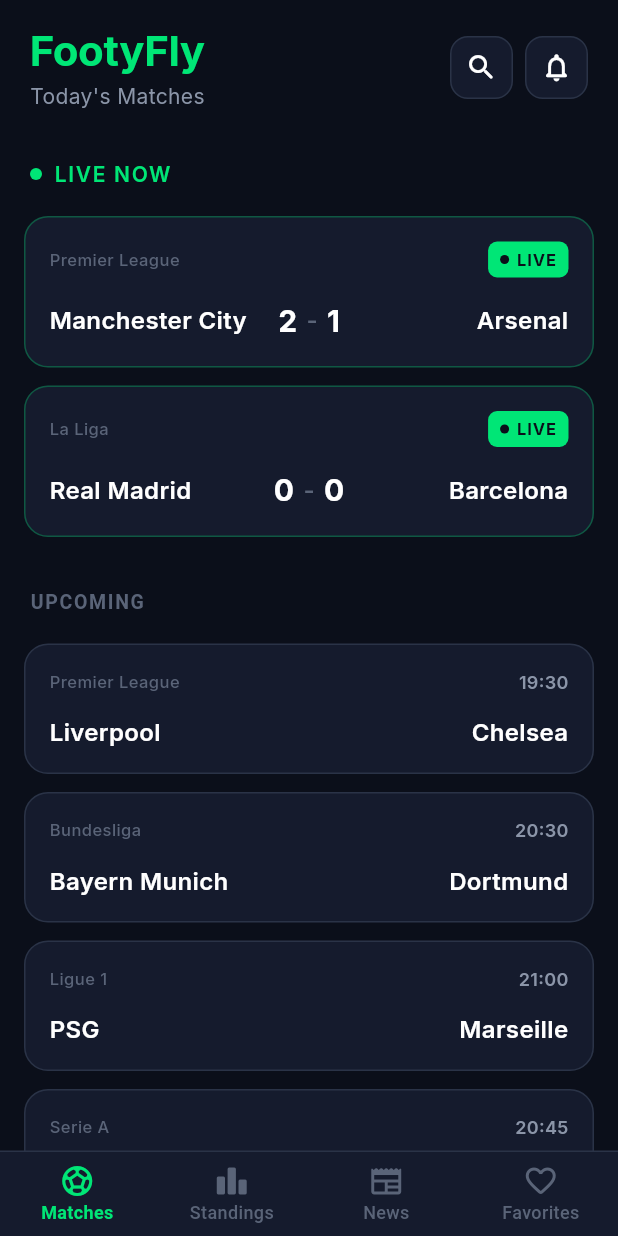
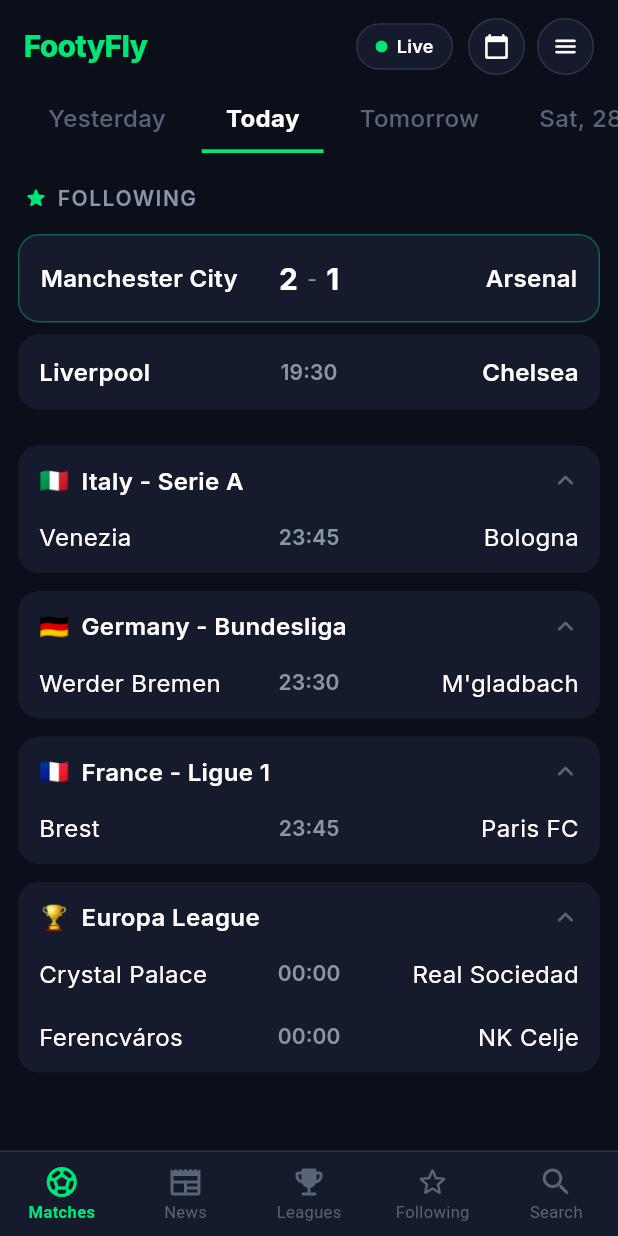
Before and after one commit to fly7x/footyfly, a Flutter app: the screen it shows after launch, on a phone screen of 412 x 824 dp. Run offline on Flutter 3.47's test engine with Material 3 defaults, Android fonts, the phone set to English and light mode, and no system bars; our stand-ins replace flutter_riverpod, gap, google_fonts.

Commit message:
Redesign Home screen to FotMob-style layout with Following section, date tabs and league groups

```diff
--- a/lib/features/home/presentation/home_screen.dart
+++ b/lib/features/home/presentation/home_screen.dart
@@ -2,63 +2,122 @@ import 'package:flutter/material.dart';
 import 'package:gap/gap.dart';
 import '../../../core/theme/app_colors.dart';
 import '../../../core/theme/app_text_styles.dart';
-import '../../../shared/widgets/match_card.dart';
 
-class HomeScreen extends StatelessWidget {
+class HomeScreen extends StatefulWidget {
   const HomeScreen({super.key});
+
+  @override
+  State<HomeScreen> createState() => _HomeScreenState();
+}
+
+class _HomeScreenState extends State<HomeScreen> {
+  int selectedDateIndex = 1; // Today
+
+  final List<String> dates = ['Yesterday', 'Today', 'Tomorrow', 'Sat, 28 Nov'];
 
   @override
   Widget build(BuildContext context) {
     return Scaffold(
       backgroundColor: AppColors.background,
       body: SafeArea(
-        child: CustomScrollView(
-          slivers: [
-            // App Bar
-            SliverToBoxAdapter(
-              child: Padding(
-                padding: const EdgeInsets.fromLTRB(20, 16, 20, 8),
-                child: Row(
-                  mainAxisAlignment: MainAxisAlignment.spaceBetween,
+        child: Column(
           children: [
-                    Column(
-                      crossAxisAlignment: CrossAxisAlignment.start,
+            // Top App Bar
+            _buildAppBar(),
+
+            // Date Tabs
+            _buildDateTabs(),
+
+            // Main content
+            Expanded(
+              child: ListView(
+                padding: const EdgeInsets.only(bottom: 20),
                 children: [
-                        Text(
-                          'FootyFly',
-                          style: AppTextStyles.displayMedium.copyWith(
-                            color: AppColors.primary,
+                  // FOLLOWING SECTION (teams you follow appear first)
+                  _buildSectionHeader('FOLLOWING', showIcon: true),
+                  _buildFollowingMatch(
+                    home: 'Manchester City',
+                    away: 'Arsenal',
+                    time: "67'",
+                    isLive: true,
+                    homeScore: '2',
+                    awayScore: '1',
                   ),
+                  _buildFollowingMatch(
+                    home: 'Liverpool',
+                    away: 'Chelsea',
+                    time: '19:30',
+                    isLive: false,
                   ),
-                        const Gap(2),
-                        Text(
-                          'Today\'s Matches',
-                          style: AppTextStyles.bodyMedium,
-                        ),
+
+                  const Gap(12),
+
+                  // LEAGUE SECTIONS
+                  _buildLeagueSection(
+                    flag: '🇮🇹',
+                    title: 'Italy - Serie A',
+                    matches: [
+                      _MatchData('Venezia', 'Bologna', '23:45'),
                     ],
                   ),
-                    Row(
-                      children: [
-                        _IconButton(
-                          icon: Icons.search_rounded,
-                          onTap: () {},
+                  _buildLeagueSection(
+                    flag: '🇩🇪',
+                    title: 'Germany - Bundesliga',
+                    matches: [
+                      _MatchData('Werder Bremen', "M'gladbach", '23:30'),
+                    ],
                   ),
-                        const Gap(8),
-                        _IconButton(
-                          icon: Icons.notifications_none_rounded,
-                          onTap: () {},
+                  _buildLeagueSection(
+                    flag: '🇫🇷',
+                    title: 'France - Ligue 1',
+                    matches: [
+                      _MatchData('Brest', 'Paris FC', '23:45'),
+                    ],
                   ),
+                  _buildLeagueSection(
+                    flag: '🏆',
+                    title: 'Europa League',
+                    matches: [
+                      _MatchData('Crystal Palace', 'Real Sociedad', '00:00'),
+                      _MatchData('Ferencváros', 'NK Celje', '00:00'),
                     ],
                   ),
                 ],
               ),
             ),
+          ],
+        ),
       ),
 
-            // Live section header
-            SliverToBoxAdapter(
-              child: Padding(
-                padding: const EdgeInsets.fromLTRB(20, 24, 20, 12),
+      // Bottom Navigation
+      bottomNavigationBar: _buildBottomNav(),
+    );
+  }
+
+  Widget _buildAppBar() {
+    return Padding(
+      padding: const EdgeInsets.fromLTRB(16, 12, 16, 8),
+      child: Row(
+        children: [
+          // Logo text (wing logo will be added as asset later)
+          Text(
+            'FootyFly',
+            style: AppTextStyles.headlineMedium.copyWith(
+              color: AppColors.primary,
+              fontWeight: FontWeight.w800,
+              letterSpacing: -0.5,
+            ),
+          ),
+          const Spacer(),
+
+          // Live button
+          Container(
+            padding: const EdgeInsets.symmetric(horizontal: 12, vertical: 6),
+            decoration: BoxDecoration(
+              color: AppColors.surface,
+              borderRadius: BorderRadius.circular(20),
+              border: Border.all(color: AppColors.border),
+            ),
             child: Row(
               children: [
                 Container(
@@ -69,163 +128,283 @@ class HomeScreen extends StatelessWidget {
                     shape: BoxShape.circle,
                   ),
                 ),
-                    const Gap(8),
+                const Gap(6),
                 Text(
-                      'LIVE NOW',
-                      style: AppTextStyles.labelLarge.copyWith(
-                        color: AppColors.primary,
-                        letterSpacing: 1.1,
+                  'Live',
+                  style: AppTextStyles.labelMedium.copyWith(
+                    color: AppColors.textPrimary,
                   ),
                 ),
               ],
             ),
           ),
+          const Gap(10),
+
+          // Calendar
+          _roundIconButton(Icons.calendar_today_rounded),
+          const Gap(8),
+
+          // Menu
+          _roundIconButton(Icons.menu_rounded),
+        ],
       ),
+    );
+  }
 
-            // Live matches
-            const SliverToBoxAdapter(
+  Widget _roundIconButton(IconData icon) {
+    return Container(
+      width: 38,
+      height: 38,
+      decoration: BoxDecoration(
+        color: AppColors.surface,
+        shape: BoxShape.circle,
+        border: Border.all(color: AppColors.border),
+      ),
+      child: Icon(icon, size: 18, color: AppColors.textPrimary),
+    );
+  }
+
+  Widget _buildDateTabs() {
+    return SizedBox(
+      height: 44,
+      child: ListView.builder(
+        scrollDirection: Axis.horizontal,
+        padding: const EdgeInsets.symmetric(horizontal: 12),
+        itemCount: dates.length,
+        itemBuilder: (context, index) {
+          final isSelected = index == selectedDateIndex;
+          return GestureDetector(
+            onTap: () => setState(() => selectedDateIndex = index),
+            child: Container(
+              margin: const EdgeInsets.symmetric(horizontal: 4),
+              padding: const EdgeInsets.symmetric(horizontal: 16),
+              alignment: Alignment.center,
+              decoration: BoxDecoration(
+                border: Border(
+                  bottom: BorderSide(
+                    color: isSelected ? AppColors.primary : Colors.transparent,
+                    width: 2.5,
+                  ),
+                ),
+              ),
+              child: Text(
+                dates[index],
+                style: AppTextStyles.titleMedium.copyWith(
+                  color: isSelected ? AppColors.textPrimary : AppColors.textTertiary,
+                  fontWeight: isSelected ? FontWeight.w700 : FontWeight.w500,
+                ),
+              ),
+            ),
+          );
+        },
+      ),
+    );
+  }
+
+  Widget _buildSectionHeader(String title, {bool showIcon = false}) {
+    return Padding(
+      padding: const EdgeInsets.fromLTRB(16, 20, 16, 10),
+      child: Row(
+        children: [
+          if (showIcon) ...[
+            const Icon(Icons.star_rounded, size: 16, color: AppColors.primary),
+            const Gap(6),
+          ],
+          Text(
+            title,
+            style: AppTextStyles.labelLarge.copyWith(
+              color: AppColors.textSecondary,
+              letterSpacing: 1.0,
+            ),
+          ),
+        ],
+      ),
+    );
+  }
+
+  Widget _buildFollowingMatch({
+    required String home,
+    required String away,
+    required String time,
+    required bool isLive,
+    String? homeScore,
+    String? awayScore,
+  }) {
+    return Container(
+      margin: const EdgeInsets.symmetric(horizontal: 12, vertical: 4),
+      padding: const EdgeInsets.symmetric(horizontal: 14, vertical: 14),
+      decoration: BoxDecoration(
+        color: AppColors.surface,
+        borderRadius: BorderRadius.circular(14),
+        border: isLive
+            ? Border.all(color: AppColors.primary.withOpacity(0.35))
+            : null,
+      ),
+      child: Row(
+        children: [
+          Expanded(
+            child: Text(
+              home,
+              style: AppTextStyles.titleMedium,
+              maxLines: 1,
+              overflow: TextOverflow.ellipsis,
+            ),
+          ),
+          if (isLive && homeScore != null) ...[
+            Text(homeScore, style: AppTextStyles.scoreSmall),
+            Padding(
+              padding: const EdgeInsets.symmetric(horizontal: 6),
+              child: Text('-', style: AppTextStyles.bodyMedium),
+            ),
+            Text(awayScore!, style: AppTextStyles.scoreSmall),
+          ] else ...[
+            Text(
+              time,
+              style: AppTextStyles.labelLarge.copyWith(
+                color: isLive ? AppColors.primary : AppColors.textSecondary,
+              ),
+            ),
+          ],
+          Expanded(
+            child: Text(
+              away,
+              style: AppTextStyles.titleMedium,
+              textAlign: TextAlign.end,
+              maxLines: 1,
+              overflow: TextOverflow.ellipsis,
+            ),
+          ),
+        ],
+      ),
+    );
+  }
+
+  Widget _buildLeagueSection({
+    required String flag,
+    required String title,
+    required List<_MatchData> matches,
+  }) {
+    return Container(
+      margin: const EdgeInsets.fromLTRB(12, 8, 12, 4),
+      decoration: BoxDecoration(
+        color: AppColors.surface,
+        borderRadius: BorderRadius.circular(14),
+      ),
       child: Column(
         children: [
-                  MatchCard(
-                    homeTeam: 'Manchester City',
-                    awayTeam: 'Arsenal',
-                    homeScore: '2',
-                    awayScore: '1',
-                    status: "67'",
-                    league: 'Premier League',
-                    isLive: true,
+          // League header
+          Padding(
+            padding: const EdgeInsets.fromLTRB(14, 12, 12, 8),
+            child: Row(
+              children: [
+                Text(flag, style: const TextStyle(fontSize: 16)),
+                const Gap(8),
+                Expanded(
+                  child: Text(
+                    title,
+                    style: AppTextStyles.titleMedium.copyWith(
+                      fontWeight: FontWeight.w600,
                     ),
-                  MatchCard(
-                    homeTeam: 'Real Madrid',
-                    awayTeam: 'Barcelona',
-                    homeScore: '0',
-                    awayScore: '0',
-                    status: "23'",
-                    league: 'La Liga',
-                    isLive: true,
+                  ),
+                ),
+                const Icon(
+                  Icons.keyboard_arrow_up_rounded,
+                  color: AppColors.textTertiary,
+                  size: 22,
                 ),
               ],
             ),
           ),
 
-            // Upcoming section
-            const SliverToBoxAdapter(
-              child: Padding(
-                padding: EdgeInsets.fromLTRB(20, 28, 20, 12),
+          // Matches
+          ...matches.map((m) => _buildLeagueMatch(m)),
+        ],
+      ),
+    );
+  }
+
+  Widget _buildLeagueMatch(_MatchData match) {
+    return Padding(
+      padding: const EdgeInsets.fromLTRB(14, 6, 14, 12),
+      child: Row(
+        children: [
+          Expanded(
             child: Text(
-                  'UPCOMING',
-                  style: TextStyle(
-                    fontSize: 13,
-                    fontWeight: FontWeight.w600,
-                    color: AppColors.textTertiary,
-                    letterSpacing: 1.1,
+              match.home,
+              style: AppTextStyles.bodyLarge.copyWith(
+                color: AppColors.textPrimary,
+              ),
+              maxLines: 1,
+              overflow: TextOverflow.ellipsis,
             ),
           ),
+          Text(
+            match.time,
+            style: AppTextStyles.labelLarge.copyWith(
+              color: AppColors.textSecondary,
             ),
           ),
-
-            // Upcoming matches
-            const SliverToBoxAdapter(
-              child: Column(
-                children: [
-                  MatchCard(
-                    homeTeam: 'Liverpool',
-                    awayTeam: 'Chelsea',
-                    status: '19:30',
-                    league: 'Premier League',
+          Expanded(
+            child: Text(
+              match.away,
+              style: AppTextStyles.bodyLarge.copyWith(
+                color: AppColors.textPrimary,
               ),
-                  MatchCard(
-                    homeTeam: 'Bayern Munich',
-                    awayTeam: 'Dortmund',
-                    status: '20:30',
-                    league: 'Bundesliga',
+              textAlign: TextAlign.end,
+              maxLines: 1,
+              overflow: TextOverflow.ellipsis,
             ),
-                  MatchCard(
-                    homeTeam: 'PSG',
-                    awayTeam: 'Marseille',
-                    status: '21:00',
-                    league: 'Ligue 1',
-                  ),
-                  MatchCard(
-                    homeTeam: 'Inter',
-                    awayTeam: 'Juventus',
-                    status: '20:45',
-                    league: 'Serie A',
           ),
         ],
       ),
-            ),
+    );
+  }
 
-            // Bottom padding
-            const SliverToBoxAdapter(
-              child: Gap(40),
-            ),
-          ],
-        ),
-      ),
-
-      // Bottom Navigation
-      bottomNavigationBar: Container(
+  Widget _buildBottomNav() {
+    return Container(
       decoration: const BoxDecoration(
         color: AppColors.surface,
-          border: Border(
-            top: BorderSide(color: AppColors.border, width: 1),
-          ),
+        border: Border(top: BorderSide(color: AppColors.border, width: 1)),
       ),
       child: BottomNavigationBar(
         currentIndex: 0,
-          onTap: (index) {},
+        type: BottomNavigationBarType.fixed,
+        backgroundColor: AppColors.surface,
+        selectedItemColor: AppColors.primary,
+        unselectedItemColor: AppColors.textTertiary,
+        selectedLabelStyle: const TextStyle(fontSize: 11, fontWeight: FontWeight.w600),
+        unselectedLabelStyle: const TextStyle(fontSize: 11),
         items: const [
           BottomNavigationBarItem(
             icon: Icon(Icons.sports_soccer_rounded),
             label: 'Matches',
           ),
           BottomNavigationBarItem(
-              icon: Icon(Icons.leaderboard_rounded),
-              label: 'Standings',
-            ),
-            BottomNavigationBarItem(
             icon: Icon(Icons.newspaper_rounded),
             label: 'News',
           ),
           BottomNavigationBarItem(
-              icon: Icon(Icons.favorite_border_rounded),
-              label: 'Favorites',
+            icon: Icon(Icons.emoji_events_rounded),
+            label: 'Leagues',
+          ),
+          BottomNavigationBarItem(
+            icon: Icon(Icons.star_border_rounded),
+            label: 'Following',
+          ),
+          BottomNavigationBarItem(
+            icon: Icon(Icons.search_rounded),
+            label: 'Search',
           ),
         ],
-        ),
       ),
     );
   }
 }
 
-class _IconButton extends StatelessWidget {
-  final IconData icon;
-  final VoidCallback onTap;
+class _MatchData {
+  final String home;
+  final String away;
+  final String time;
 
-  const _IconButton({
-    required this.icon,
-    required this.onTap,
-  });
-
-  @override
-  Widget build(BuildContext context) {
-    return GestureDetector(
-      onTap: onTap,
-      child: Container(
-        width: 42,
-        height: 42,
-        decoration: BoxDecoration(
-          color: AppColors.surface,
-          borderRadius: BorderRadius.circular(12),
-          border: Border.all(color: AppColors.border),
-        ),
-        child: Icon(
-          icon,
-          color: AppColors.textPrimary,
-          size: 22,
-        ),
-      ),
-    );
+  _MatchData(this.home, this.away, this.time);
 }
-}
```
Lines whose indentation alone changed are shown as unchanged.
